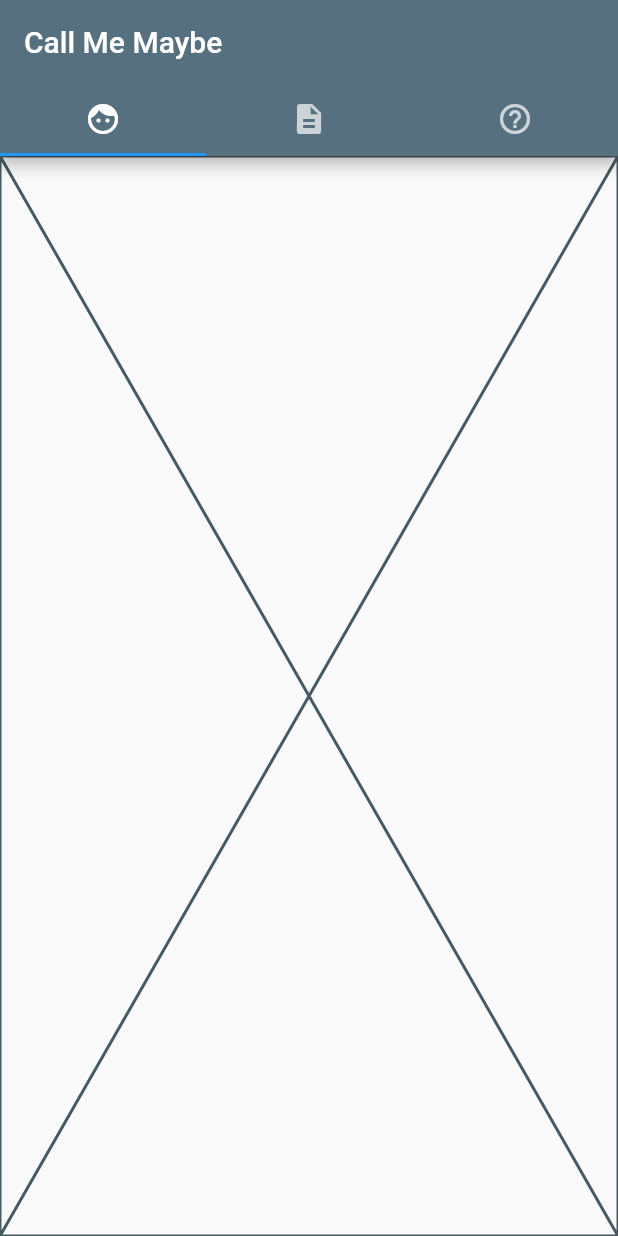
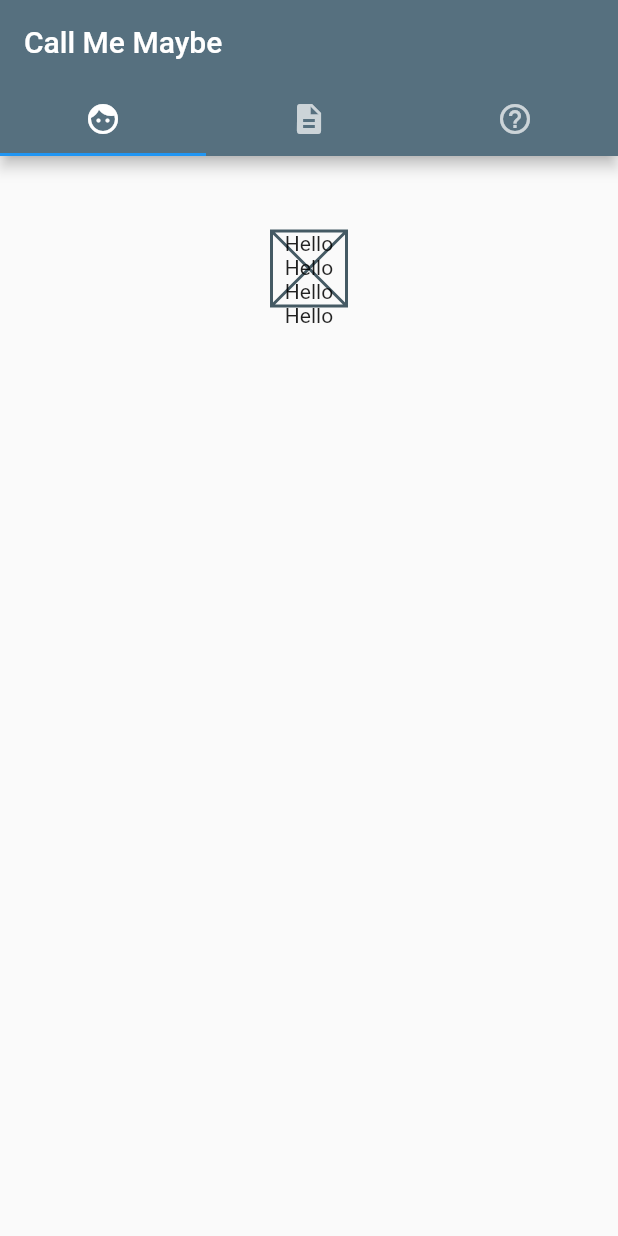
Before and after one commit to lukereynoldspi/cs492-project3, a Flutter app: the screen it shows after launch, on a phone screen of 412 x 824 dp. Run offline on Flutter 3.47's test engine with Material 2 defaults, Android fonts, the phone set to English and light mode, and no system bars.

Commit message:
added profile pic and text

```diff
--- a/lib/business_card.dart
+++ b/lib/business_card.dart
@@ -5,6 +5,30 @@ class BusinessCard extends StatelessWidget {
 
   @override
   Widget build(BuildContext context) {
-    return Scaffold(body: Center(child: Placeholder()));
+    return MaterialApp(
+      debugShowCheckedModeBanner: false,
+      home: Scaffold(
+        body: Container(
+          alignment: Alignment.topCenter,
+          child: Padding(
+            padding: const EdgeInsets.all(50),
+            child: SizedBox(
+              height: 50,
+              width: 50,
+              child: Placeholder(
+                child: Column(
+                  children: const [
+                    Text("Hello"),
+                    Text("Hello"),
+                    Text("Hello"),
+                    Text("Hello"),
+                  ],
+                ),
+              ),
+            ),
+          ),
+        ),
+      ),
+    );
   }
 }
--- a/lib/main.dart
+++ b/lib/main.dart
@@ -13,13 +13,14 @@ class MyApp extends StatelessWidget {
   @override
   Widget build(BuildContext context) {
     return MaterialApp(
+      debugShowCheckedModeBanner: false,
       home: DefaultTabController(
         length: 3,
         child: SafeArea(
           top: true,
           child: Scaffold(
             appBar: AppBar(
-              backgroundColor: Color.fromRGBO(86, 112, 127, 1),
+              backgroundColor: const Color.fromRGBO(86, 112, 127, 1),
               bottom: const TabBar(
                 tabs: [
                   Tab(icon: Icon(Icons.face)),
--- a/lib/question.dart
+++ b/lib/question.dart
@@ -5,6 +5,6 @@ class Question extends StatelessWidget {
 
   @override
   Widget build(BuildContext context) {
-    return Scaffold(body: Center(child: Placeholder()));
+    return const Scaffold(body: Center(child: Placeholder()));
   }
 }
--- a/lib/resume.dart
+++ b/lib/resume.dart
@@ -5,6 +5,6 @@ class Resume extends StatelessWidget {
 
   @override
   Widget build(BuildContext context) {
-    return Scaffold(body: Center(child: Placeholder()));
+    return const Scaffold(body: Center(child: Placeholder()));
   }
 }
```
